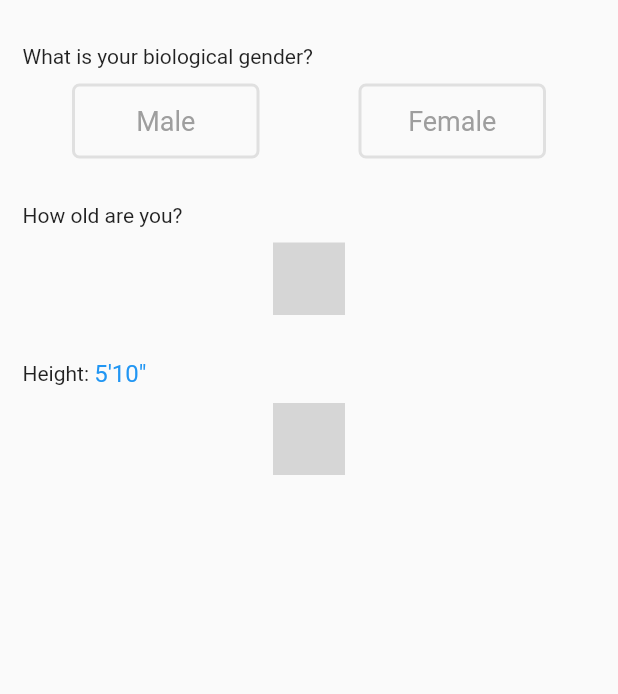
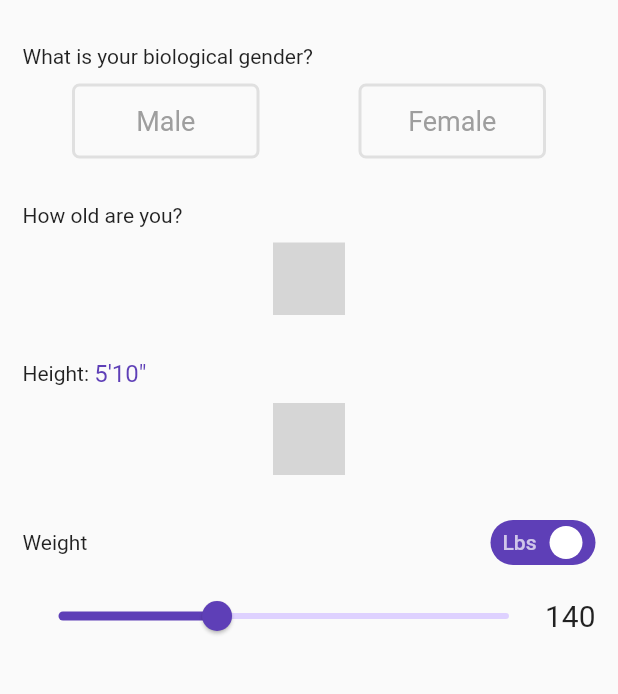
Before and after one commit to MatthieuNadeau96/bmi_calculator, a Flutter app: the screen it shows after launch, on a phone screen of 412 x 824 dp, the part 143-837 px from its top. Run offline on Flutter 3.47's test engine with Material 2 defaults, Android fonts, the phone set to English and light mode, and no system bars; our stand-ins replace numberpicker; statements that could not run were skipped; grey boxes are pictures that could not be loaded.

Commit message:
added a weight slider, installed a custom switch button and changed the primary color

```diff
--- /dev/null
+++ b/lib/custom_switch.dart
@@ -0,0 +1,103 @@
+import 'package:flutter/material.dart';
+
+class CustomSwitch extends StatefulWidget {
+  final bool value;
+  final ValueChanged<bool> onChanged;
+  final Color activeColor;
+
+  const CustomSwitch({Key key, this.value, this.onChanged, this.activeColor})
+      : super(key: key);
+
+  @override
+  _CustomSwitchState createState() => _CustomSwitchState();
+}
+
+class _CustomSwitchState extends State<CustomSwitch>
+    with SingleTickerProviderStateMixin {
+  Animation _circleAnimation;
+  AnimationController _animationController;
+
+  @override
+  void initState() {
+    super.initState();
+    _animationController =
+        AnimationController(vsync: this, duration: Duration(milliseconds: 60));
+    _circleAnimation = AlignmentTween(
+            begin: widget.value ? Alignment.centerRight : Alignment.centerLeft,
+            end: widget.value ? Alignment.centerLeft : Alignment.centerRight)
+        .animate(CurvedAnimation(
+            parent: _animationController, curve: Curves.linear));
+  }
+
+  @override
+  Widget build(BuildContext context) {
+    return AnimatedBuilder(
+      animation: _animationController,
+      builder: (context, child) {
+        return GestureDetector(
+          onTap: () {
+            if (_animationController.isCompleted) {
+              _animationController.reverse();
+            } else {
+              _animationController.forward();
+            }
+            widget.value == false
+                ? widget.onChanged(true)
+                : widget.onChanged(false);
+          },
+          child: Container(
+            width: 70.0,
+            height: 30.0,
+            decoration: BoxDecoration(
+                borderRadius: BorderRadius.circular(20.0),
+                color: _circleAnimation.value == Alignment.centerLeft
+                    ? Theme.of(context).primaryColor
+                    : widget.activeColor),
+            child: Padding(
+              padding: const EdgeInsets.only(
+                  top: 4.0, bottom: 4.0, right: 4.0, left: 4.0),
+              child: Row(
+                mainAxisAlignment: MainAxisAlignment.spaceBetween,
+                children: <Widget>[
+                  _circleAnimation.value == Alignment.centerRight
+                      ? Padding(
+                          padding: const EdgeInsets.only(left: 4.0, right: 4.0),
+                          child: Text(
+                            'Lbs',
+                            style: TextStyle(
+                                color: Colors.white70,
+                                fontWeight: FontWeight.w500,
+                                fontSize: 14.0),
+                          ),
+                        )
+                      : Container(),
+                  Align(
+                    alignment: _circleAnimation.value,
+                    child: Container(
+                      width: 25.0,
+                      height: 25.0,
+                      decoration: BoxDecoration(
+                          shape: BoxShape.circle, color: Colors.white),
+                    ),
+                  ),
+                  _circleAnimation.value == Alignment.centerLeft
+                      ? Padding(
+                          padding: const EdgeInsets.only(left: 4.0, right: 5.0),
+                          child: Text(
+                            'Kgs',
+                            style: TextStyle(
+                                color: Colors.white70,
+                                fontWeight: FontWeight.w500,
+                                fontSize: 14.0),
+                          ),
+                        )
+                      : Container(),
+                ],
+              ),
+            ),
+          ),
+        );
+      },
+    );
+  }
+}
--- a/lib/main.dart
+++ b/lib/main.dart
@@ -2,6 +2,7 @@ import 'package:bmi_calculator/gender_button.dart';
 import 'package:flutter/material.dart';
 
 import 'package:numberpicker/numberpicker.dart';
+import './custom_switch.dart';
 
 void main() {
   runApp(MyApp());
@@ -14,7 +15,8 @@ class MyApp extends StatelessWidget {
       debugShowCheckedModeBanner: false,
       title: 'Flutter Demo',
       theme: ThemeData(
-        primaryColor: Colors.blue,
+        primaryColor: Color(0xff5E3FB7),
+        accentColor: Color(0xffDED1FF),
         visualDensity: VisualDensity.adaptivePlatformDensity,
       ),
       home: MyHomePage(),
@@ -34,6 +36,8 @@ class _MyHomePageState extends State<MyHomePage> {
   int inches = 70;
   int feet = 5;
   int remainderInches = 10;
+  double weight = 140;
+  bool pounds = true;
 
   void inchesToFeet() {
     setState(() {
@@ -148,6 +152,50 @@ class _MyHomePageState extends State<MyHomePage> {
                 ),
               ],
             ),
+            SizedBox(
+              height: 30,
+            ),
+            Row(
+              mainAxisAlignment: MainAxisAlignment.spaceBetween,
+              children: [
+                Text('Weight'),
+                CustomSwitch(
+                  activeColor: themeData.primaryColor,
+                  value: pounds,
+                  onChanged: (val) {
+                    setState(() {
+                      pounds = val;
+                    });
+                  },
+                ),
+              ],
+            ),
+            SizedBox(
+              height: 10,
+            ),
+            Row(
+              children: [
+                Expanded(
+                  child: Slider.adaptive(
+                    value: weight,
+                    activeColor: themeData.primaryColor,
+                    inactiveColor: themeData.accentColor,
+                    onChanged: (newRating) {
+                      setState(() {
+                        weight = newRating;
+                      });
+                    },
+                    divisions: 200,
+                    min: 0,
+                    max: 400,
+                  ),
+                ),
+                Text(
+                  '${weight.round()}',
+                  style: TextStyle(fontSize: 20),
+                )
+              ],
+            ),
           ],
         ),
       ),
```
